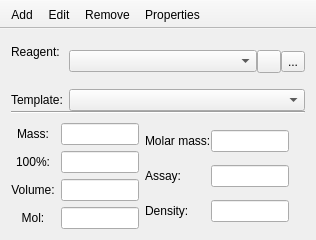
Before: the Qt Designer form mainwindow.ui in FrankMamuda/fumingcube, drawn with Qt 5.
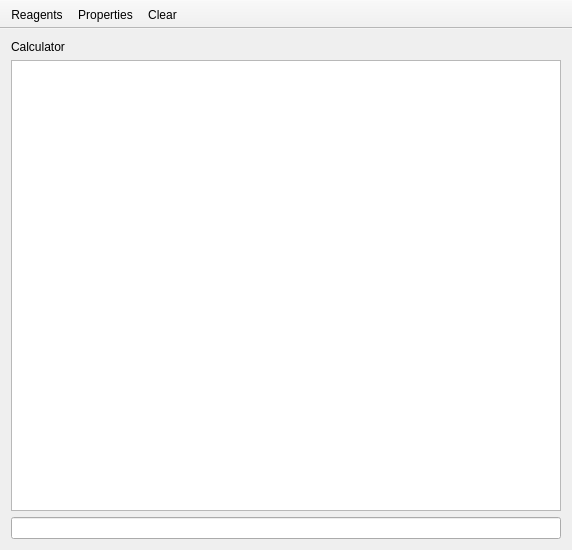
After: the same form once the commit is applied. Icons and pictures are not drawn. Custom widgets are drawn as their Qt base class.

Diff of the .ui file:
```diff
--- a/mainwindow.ui
+++ b/mainwindow.ui
@@ -6,322 +6,52 @@
    <rect>
     <x>0</x>
     <y>0</y>
-    <width>316</width>
-    <height>240</height>
+    <width>572</width>
+    <height>550</height>
    </rect>
   </property>
   <property name="windowTitle">
    <string>FumingCube</string>
   </property>
+  <property name="windowIcon">
+   <iconset resource="resources.qrc">
+    <normaloff>:/icons/remove</normaloff>:/icons/remove</iconset>
+  </property>
   <widget class="QWidget" name="centralWidget">
-   <layout class="QVBoxLayout" name="verticalLayout_2">
-    <property name="spacing">
-     <number>0</number>
-    </property>
-    <item>
-     <layout class="QFormLayout" name="formLayout">
-      <item row="0" column="0">
-       <widget class="QLabel" name="reagentLabel">
-        <property name="text">
-         <string>Reagent:</string>
-        </property>
-       </widget>
-      </item>
-      <item row="0" column="1">
-       <widget class="QStackedWidget" name="stackedWidget">
-        <property name="currentIndex">
-         <number>0</number>
-        </property>
-        <widget class="QWidget" name="pageCombo">
-         <layout class="QHBoxLayout" name="horizontalLayout">
-          <property name="spacing">
-           <number>0</number>
-          </property>
-          <property name="leftMargin">
-           <number>0</number>
-          </property>
-          <property name="topMargin">
-           <number>0</number>
-          </property>
-          <property name="rightMargin">
-           <number>0</number>
-          </property>
-          <property name="bottomMargin">
-           <number>0</number>
-          </property>
-          <item>
-           <widget class="QComboBox" name="reagentCombo"/>
-          </item>
-          <item>
-           <widget class="QToolButton" name="clearButton">
-            <property name="icon">
-             <iconset resource="resources.qrc">
-              <normaloff>:/icons/clear</normaloff>:/icons/clear</iconset>
-            </property>
-           </widget>
-          </item>
-          <item>
-           <widget class="QToolButton" name="findButton">
-            <property name="text">
-             <string>...</string>
-            </property>
-            <property name="icon">
-             <iconset resource="resources.qrc">
-              <normaloff>:/icons/find</normaloff>:/icons/find</iconset>
-            </property>
-           </widget>
-          </item>
-         </layout>
-        </widget>
-        <widget class="QWidget" name="pageFind">
-         <layout class="QVBoxLayout" name="verticalLayout">
-          <property name="spacing">
-           <number>0</number>
-          </property>
-          <property name="leftMargin">
-           <number>0</number>
-          </property>
-          <property name="topMargin">
-           <number>0</number>
-          </property>
-          <property name="rightMargin">
-           <number>0</number>
-          </property>
-          <property name="bottomMargin">
-           <number>0</number>
-          </property>
-          <item>
-           <widget class="QLineEdit" name="findEdit"/>
-          </item>
-         </layout>
-        </widget>
-       </widget>
-      </item>
-      <item row="1" column="0">
-       <widget class="QLabel" name="templateLabel">
-        <property name="text">
-         <string>Template:</string>
-        </property>
-       </widget>
-      </item>
-      <item row="1" column="1">
-       <widget class="QComboBox" name="templateCombo"/>
-      </item>
-     </layout>
+   <layout class="QGridLayout" name="gridLayout_3" columnstretch="0">
+    <item row="2" column="0">
+     <widget class="CalcEdit" name="calcEdit">
+      <property name="text">
+       <string/>
+      </property>
+     </widget>
     </item>
-    <item>
-     <widget class="Line" name="line">
-      <property name="orientation">
-       <enum>Qt::Horizontal</enum>
+    <item row="0" column="0">
+     <widget class="QLabel" name="label_2">
+      <property name="text">
+       <string>Calculator</string>
       </property>
      </widget>
     </item>
-    <item>
-     <layout class="QHBoxLayout" name="valueLayout">
-      <property name="topMargin">
-       <number>9</number>
+    <item row="1" column="0">
+     <widget class="QTextEdit" name="calcView">
+      <property name="minimumSize">
+       <size>
+        <width>256</width>
+        <height>0</height>
+       </size>
       </property>
-      <item>
-       <layout class="QGridLayout" name="gridLayout_2">
-        <item row="0" column="0">
-         <widget class="QLabel" name="massLabel">
-          <property name="text">
-           <string>Mass:</string>
-          </property>
-          <property name="alignment">
-           <set>Qt::AlignCenter</set>
-          </property>
-         </widget>
-        </item>
-        <item row="0" column="1">
-         <widget class="LineEdit" name="massEdit">
-          <property name="text">
-           <string notr="true"/>
-          </property>
-         </widget>
-        </item>
-        <item row="1" column="0">
-         <widget class="QLabel" name="pureLabel">
-          <property name="text">
-           <string>100%:</string>
-          </property>
-          <property name="alignment">
-           <set>Qt::AlignCenter</set>
-          </property>
-         </widget>
-        </item>
-        <item row="1" column="1">
-         <widget class="LineEdit" name="pureEdit">
-          <property name="text">
-           <string notr="true"/>
-          </property>
-         </widget>
-        </item>
-        <item row="2" column="0">
-         <widget class="QLabel" name="volumeLabel">
-          <property name="text">
-           <string>Volume:</string>
-          </property>
-          <property name="alignment">
-           <set>Qt::AlignCenter</set>
-          </property>
-         </widget>
-        </item>
-        <item row="2" column="1">
-         <widget class="LineEdit" name="volumeEdit">
-          <property name="text">
-           <string notr="true"/>
-          </property>
-         </widget>
-        </item>
-        <item row="3" column="0">
-         <widget class="QLabel" name="molTemplate">
-          <property name="text">
-           <string>Mol:</string>
-          </property>
-          <property name="alignment">
-           <set>Qt::AlignCenter</set>
-          </property>
-         </widget>
-        </item>
-        <item row="3" column="1">
-         <widget class="LineEdit" name="molEdit">
-          <property name="text">
-           <string notr="true"/>
-          </property>
-         </widget>
-        </item>
-       </layout>
-      </item>
-      <item>
-       <layout class="QGridLayout" name="gridLayout">
-        <property name="horizontalSpacing">
-         <number>0</number>
-        </property>
-        <item row="0" column="0">
-         <widget class="QLabel" name="molarMassLabel">
-          <property name="text">
-           <string>Molar mass:</string>
-          </property>
-          <property name="margin">
-           <number>6</number>
-          </property>
-         </widget>
-        </item>
-        <item row="0" column="1">
-         <widget class="LineEdit" name="molarMassEdit">
-          <property name="text">
-           <string notr="true"/>
-          </property>
-         </widget>
-        </item>
-        <item row="1" column="0">
-         <widget class="QLabel" name="assayLabel">
-          <property name="text">
-           <string>Assay:</string>
-          </property>
-          <property name="margin">
-           <number>6</number>
-          </property>
-         </widget>
-        </item>
-        <item row="1" column="1">
-         <widget class="LineEdit" name="assayEdit">
-          <property name="text">
-           <string notr="true"/>
-          </property>
-         </widget>
-        </item>
-        <item row="2" column="0">
-         <widget class="QLabel" name="densityLabel">
-          <property name="text">
-           <string>Density:</string>
-          </property>
-          <property name="margin">
-           <number>6</number>
-          </property>
-         </widget>
-        </item>
-        <item row="2" column="1">
-         <widget class="LineEdit" name="densityEdit">
-          <property name="text">
-           <string notr="true"/>
-          </property>
-         </widget>
-        </item>
-        <item row="0" column="2">
-         <widget class="QLabel" name="molarMassLock">
-          <property name="minimumSize">
-           <size>
-            <width>16</width>
-            <height>16</height>
-           </size>
-          </property>
-          <property name="maximumSize">
-           <size>
-            <width>16</width>
-            <height>16</height>
-           </size>
-          </property>
-          <property name="text">
-           <string/>
-          </property>
-          <property name="scaledContents">
-           <bool>true</bool>
-          </property>
-         </widget>
-        </item>
-        <item row="1" column="2">
-         <widget class="QLabel" name="assayLock">
-          <property name="minimumSize">
-           <size>
-            <width>16</width>
-            <height>16</height>
-           </size>
-          </property>
-          <property name="maximumSize">
-           <size>
-            <width>16</width>
-            <height>16</height>
-           </size>
-          </property>
-          <property name="text">
-           <string/>
-          </property>
-          <property name="scaledContents">
-           <bool>true</bool>
-          </property>
-         </widget>
-        </item>
-        <item row="2" column="2">
-         <widget class="QLabel" name="densityLock">
-          <property name="minimumSize">
-           <size>
-            <width>16</width>
-            <height>16</height>
-           </size>
-          </property>
-          <property name="maximumSize">
-           <size>
-            <width>16</width>
-            <height>16</height>
-           </size>
-          </property>
-          <property name="text">
-           <string/>
-          </property>
-          <property name="scaledContents">
-           <bool>true</bool>
-          </property>
-         </widget>
-        </item>
-       </layout>
-      </item>
-     </layout>
+      <property name="readOnly">
+       <bool>true</bool>
+      </property>
+     </widget>
     </item>
    </layout>
   </widget>
-  <widget class="QToolBar" name="mainToolBar">
+  <widget class="QToolBar" name="toolBar">
+   <property name="windowTitle">
+    <string>toolBar</string>
+   </property>
    <property name="movable">
     <bool>false</bool>
    </property>
@@ -337,63 +67,59 @@
    <property name="toolButtonStyle">
     <enum>Qt::ToolButtonTextUnderIcon</enum>
    </property>
+   <property name="floatable">
+    <bool>false</bool>
+   </property>
    <attribute name="toolBarArea">
     <enum>TopToolBarArea</enum>
    </attribute>
    <attribute name="toolBarBreak">
     <bool>false</bool>
    </attribute>
-   <addaction name="actionAdd"/>
-   <addaction name="actionEdit"/>
-   <addaction name="actionRemove"/>
+   <addaction name="actionReagents"/>
    <addaction name="actionProperties"/>
+   <addaction name="actionClear"/>
   </widget>
-  <action name="actionAdd">
-   <property name="icon">
-    <iconset resource="resources.qrc">
-     <normaloff>:/icons/add</normaloff>:/icons/add</iconset>
+  <action name="actionReagents">
+   <property name="checkable">
+    <bool>true</bool>
    </property>
-   <property name="text">
-    <string>Add</string>
-   </property>
-  </action>
-  <action name="actionEdit">
    <property name="icon">
     <iconset resource="resources.qrc">
-     <normaloff>:/icons/edit</normaloff>:/icons/edit</iconset>
+     <normaloff>:/icons/reagent</normaloff>:/icons/reagent</iconset>
    </property>
    <property name="text">
-    <string>Edit</string>
-   </property>
-   <property name="toolTip">
-    <string>Edit reagent</string>
+    <string>Reagents</string>
    </property>
   </action>
   <action name="actionProperties">
+   <property name="checkable">
+    <bool>true</bool>
+   </property>
    <property name="icon">
     <iconset resource="resources.qrc">
-     <normaloff>:/icons/info</normaloff>:/icons/info</iconset>
+     <normaloff>:/icons/property</normaloff>:/icons/property</iconset>
    </property>
    <property name="text">
     <string>Properties</string>
    </property>
   </action>
-  <action name="actionRemove">
+  <action name="actionClear">
    <property name="icon">
     <iconset resource="resources.qrc">
      <normaloff>:/icons/remove</normaloff>:/icons/remove</iconset>
    </property>
    <property name="text">
-    <string>Remove</string>
+    <string>Clear</string>
    </property>
   </action>
  </widget>
  <layoutdefault spacing="6" margin="11"/>
  <customwidgets>
   <customwidget>
-   <class>LineEdit</class>
+   <class>CalcEdit</class>
    <extends>QLineEdit</extends>
-   <header>lineedit.h</header>
+   <header>calcedit.h</header>
   </customwidget>
  </customwidgets>
  <resources>
```
